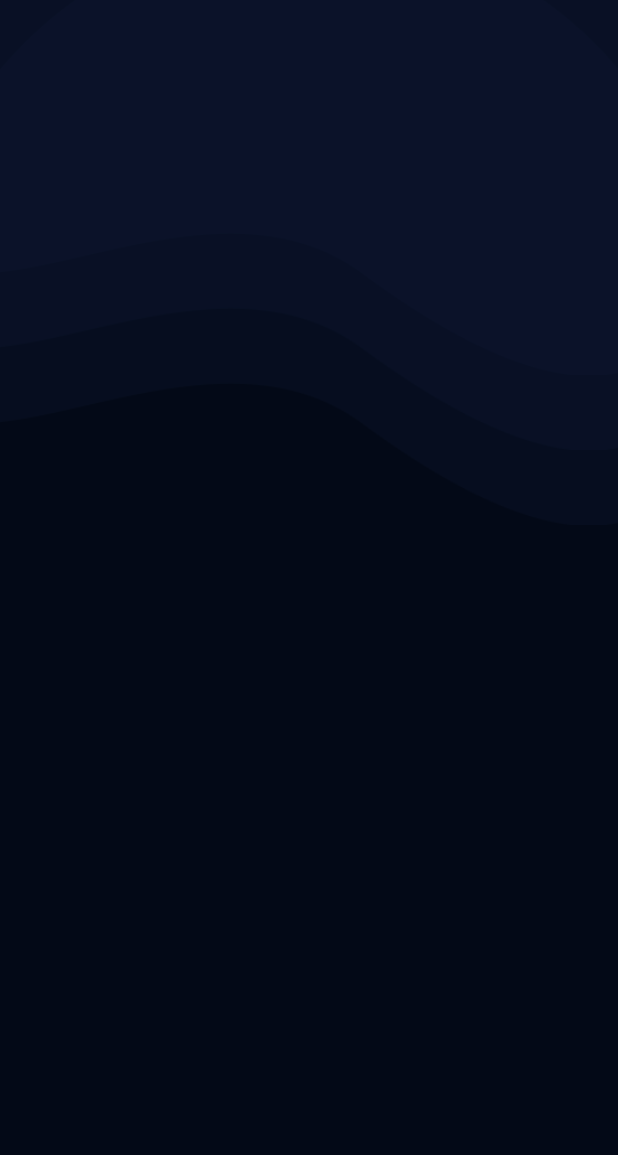
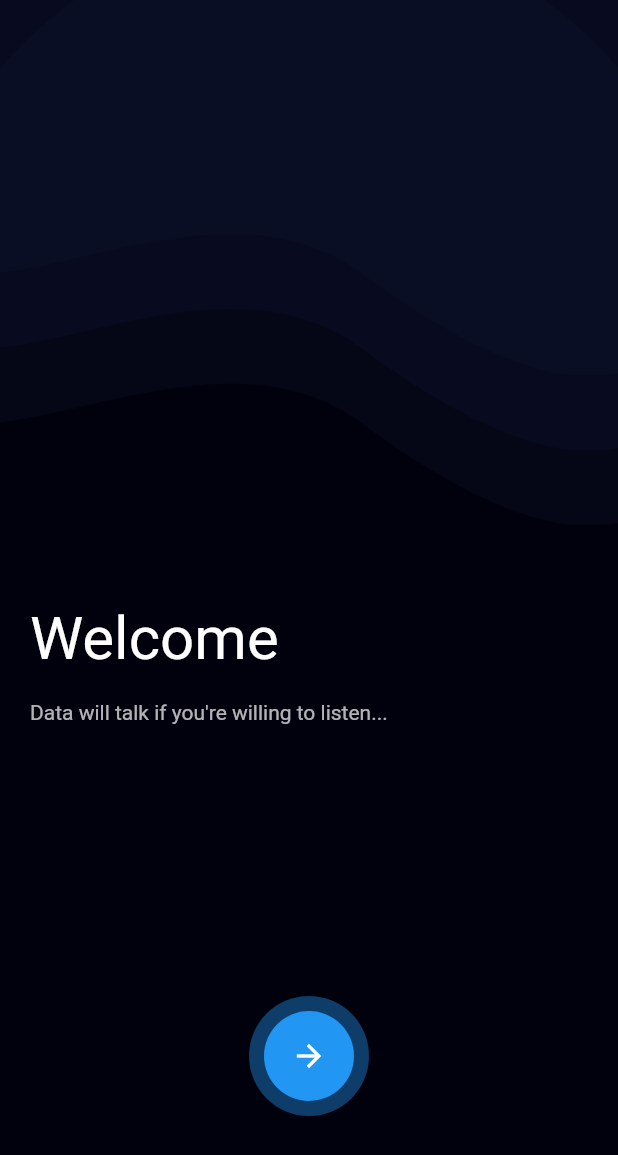
Before and after one commit to DakshSuryavanshi/youApp, a Flutter app: the screen it shows after launch, on a phone screen of 412 x 824 dp. Shown: the top 1155 px of the screen. Run offline on Flutter 3.47's test engine with Material 2 defaults, Android fonts, the light colour scheme and no system bars; our stand-ins replace simple_animations.

Commit message:
adding the first landing page and animations

```diff
--- a/lib/Animations/FadeAnimation.dart
+++ b/lib/Animations/FadeAnimation.dart
@@ -0,0 +1,33 @@
+import 'package:flutter/material.dart';
+import 'package:simple_animations/simple_animations.dart';
+
+class FadeAnimation extends StatelessWidget {
+  final double delay;
+  final Widget child;
+
+  FadeAnimation(this.delay, this.child);
+
+  @override
+  Widget build(BuildContext context) {
+    final tween = MultiTrackTween([
+      Track("opacity").add(Duration(milliseconds: 500), Tween(begin: 0.0, end: 1.0)),
+      Track("translateY").add(
+        Duration(milliseconds: 500), Tween(begin: -130.0, end: 0.0),
+        curve: Curves.easeOut)
+    ]);
+
+    return ControlledAnimation(
+      delay: Duration(milliseconds: (500 * delay).round()),
+      duration: tween.duration,
+      tween: tween,
+      child: child,
+      builderWithChild: (context, child, animation) => Opacity(
+        opacity: animation["opacity"],
+        child: Transform.translate(
+          offset: Offset(0, animation["translateY"]),
+          child: child
+        ),
+      ),
+    );
+  }
+}
--- a/lib/main.dart
+++ b/lib/main.dart
@@ -1,4 +1,5 @@
 import 'package:flutter/material.dart';
+import 'package:you/Animations/FadeAnimation.dart';
 
 void main() => runApp(MaterialApp(
       debugShowCheckedModeBanner: false,
@@ -10,51 +11,144 @@ class HomePage extends StatefulWidget {
   _HomePageState createState() => _HomePageState();
 }
 
-class _HomePageState extends State<HomePage> {
+class _HomePageState extends State<HomePage> with TickerProviderStateMixin {
+  late AnimationController _scale2Controller;
+  late AnimationController _widthController;
+  late AnimationController _positionController;
+  late AnimationController _scaleController;
+
+  late Animation<double> _scaleAnimation;
+  late Animation<double> _scale2Animation;
+  late Animation<double> _widthAnimation;
+  late Animation<double> _positionAnimation;
+
+  @override
+  void initState() {
+    // TODO: implement initState
+    super.initState();
+
+    _scaleController =
+        AnimationController(vsync: this, duration: Duration(milliseconds: 300));
+
+    _scaleAnimation = Tween<double>(
+      begin: 1.0, end: 0.8
+    ).animate(_scaleController)..addStatusListener((status) {
+      if (status == AnimationStatus.completed) {
+        _widthController.forward();
+      }
+    });
+
+
+
+
+  }
+
   @override
   Widget build(BuildContext context) {
     final double width = MediaQuery.of(context).size.width;
     return Scaffold(
-      backgroundColor: Color.fromRGBO(3, 9, 23, 1),
+      backgroundColor: Color.fromRGBO(1, 1, 13, 1),
       body: Container(
+        width: double.infinity,
         child: Stack(
           children: <Widget>[
             Positioned(
               top: -50,
               left: 0,
-              child: Container(
+              child: FadeAnimation(
+                  1,
+                  Container(
                     width: width,
                     height: 400,
                     decoration: BoxDecoration(
                         image: DecorationImage(
                             image: AssetImage('assets/images/one.png'),
                             fit: BoxFit.cover)),
-              ),
+                  )),
             ),
             Positioned(
               top: -100,
               left: 0,
-              child: Container(
+              child: FadeAnimation(
+                  1.3,
+                  Container(
                     width: width,
                     height: 400,
                     decoration: BoxDecoration(
                         image: DecorationImage(
                             image: AssetImage('assets/images/one.png'),
                             fit: BoxFit.cover)),
-              ),
+                  )),
             ),
             Positioned(
               top: -150,
               left: 0,
-              child: Container(
+              child: FadeAnimation(
+                  1.6,
+                  Container(
                     width: width,
                     height: 400,
                     decoration: BoxDecoration(
                         image: DecorationImage(
                             image: AssetImage('assets/images/one.png'),
                             fit: BoxFit.cover)),
+                  )),
+            ),
+            Container(
+                padding: EdgeInsets.all(20.0),
+                child: Column(
+                  mainAxisAlignment: MainAxisAlignment.end,
+                  crossAxisAlignment: CrossAxisAlignment.start,
+                  children: <Widget>[
+                    FadeAnimation(
+                        1,
+                        Text(
+                          "Welcome",
+                          style: TextStyle(color: Colors.white, fontSize: 40),
+                        )),
+                    SizedBox(
+                      height: 15,
+                    ),
+                    FadeAnimation(
+                        1.3,
+                        Text(
+                          "Data will talk if you're willing to listen...",
+                          style: TextStyle(color: Colors.white70, height: 1.4),
+                        )),
+                    SizedBox(
+                      height: 180,
+                    ),
+                    FadeAnimation(
+                        1.6,AnimatedBuilder(
+                          animation: _scaleController,
+                          builder: (context, child) => Transform.scale(
+                            scale: _scaleAnimation.value,
+                          child: Center(
+                            child: Container(
+                              width: 80,
+                              height: 80,
+                              padding: EdgeInsets.all(10),
+                              decoration: BoxDecoration(
+                                  color: Colors.blue.withOpacity(.4),
+                                  borderRadius: BorderRadius.circular(50)),
+                              child: Container(
+                                width: 60,
+                                height: 60,
+                                decoration: BoxDecoration(
+                                    color: Colors.blue, shape: BoxShape.circle),
+                                child: Icon(
+                                  Icons.arrow_forward,
+                                  color: Colors.white,
                                 ),
                               ),
+                            ),
+                          )),
+                        )),
+                    SizedBox(
+                      height: 60,
+                    ),
+                  ],
+                ))
           ],
         ),
       ),
```
Lines whose indentation alone changed are shown as unchanged.
